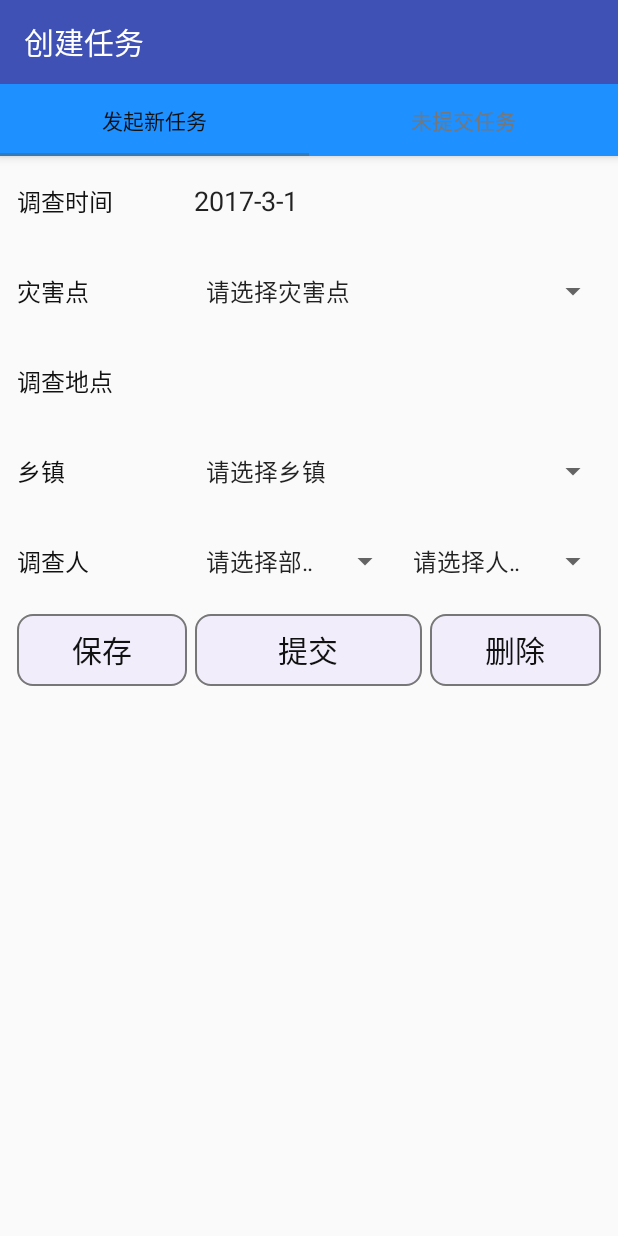
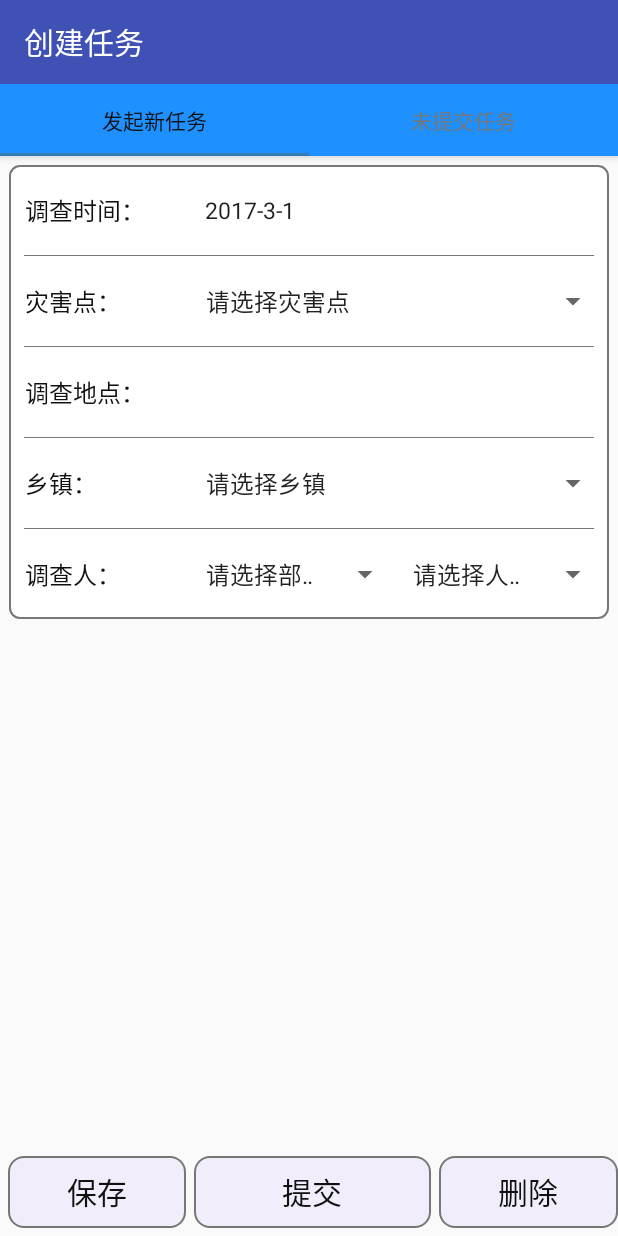
Before and after one commit to woodensheep/Disastersystem, an Android app: the CreateTaskActivity screen opened directly, with no data from a screen before it, on a phone screen of 412 x 824 dp. Run offline under Robolectric (Android 15) with nearby library versions, the phone set to English and light mode, and no system bars; our stand-ins replace ButterKnife; libraries missing offline, so code that uses them is left out: com.zhy.http.

Commit message:
20170301

```diff
--- a/app/src/main/AndroidManifest.xml
+++ b/app/src/main/AndroidManifest.xml
@@ -8,7 +8,7 @@
         android:label="@string/app_name"
         android:supportsRtl="true"
         android:theme="@style/AppTheme">
-        <activity android:name=".activity.LoginActivity"
+        <activity android:name=".activity.MainActivity"
             android:windowSoftInputMode="adjustPan"
             >
             <intent-filter>
@@ -17,7 +17,7 @@
                 <category android:name="android.intent.category.LAUNCHER" />
             </intent-filter>
         </activity>
-        <activity android:name=".activity.MainActivity"
+        <activity android:name=".activity.LoginActivity"
             android:windowSoftInputMode="adjustPan"/>
         <activity android:name=".activity.SettingsActivity"/>
         <activity
--- a/app/src/main/java/com/nandity/disastersystem/activity/CreateTaskActivity.java
+++ b/app/src/main/java/com/nandity/disastersystem/activity/CreateTaskActivity.java
@@ -5,6 +5,7 @@ import android.support.design.widget.TabLayout;
 import android.support.v4.view.ViewPager;
 import android.support.v7.app.AppCompatActivity;
 import android.support.v7.widget.Toolbar;
+import android.view.WindowManager;
 
 import com.nandity.disastersystem.R;
 import com.nandity.disastersystem.adapter.CreateTaskFragmentPagerAdapter;
@@ -26,6 +27,7 @@ public class CreateTaskActivity extends AppCompatActivity {
     @Override
     protected void onCreate(Bundle savedInstanceState) {
         super.onCreate(savedInstanceState);
+        getWindow().setSoftInputMode(WindowManager.LayoutParams.SOFT_INPUT_ADJUST_PAN);
         setContentView(R.layout.activity_create_task);
         ButterKnife.bind(this);
         createTaskToolbar.setTitle("创建任务");
--- a/app/src/main/java/com/nandity/disastersystem/adapter/CreateTaskFragmentPagerAdapter.java
+++ b/app/src/main/java/com/nandity/disastersystem/adapter/CreateTaskFragmentPagerAdapter.java
@@ -24,7 +24,7 @@ public class CreateTaskFragmentPagerAdapter extends FragmentPagerAdapter {
     @Override
     public Fragment getItem(int position) {
         if (position == 1) {
-            return new NewTaskFragment();
+            return new UnTaskFragment();
         }
         return new NewTaskFragment();
     }
--- /dev/null
+++ b/app/src/main/java/com/nandity/disastersystem/adapter/UnTaskAdapter.java
@@ -0,0 +1,65 @@
+package com.nandity.disastersystem.adapter;
+
+import android.content.Context;
+import android.support.v7.widget.RecyclerView;
+import android.view.LayoutInflater;
+import android.view.View;
+import android.view.ViewGroup;
+import android.widget.TextView;
+
+import com.nandity.disastersystem.R;
+import com.nandity.disastersystem.bean.TaskBean;
+import com.zhy.http.okhttp.utils.L;
+
+import java.util.List;
+
+import static com.nandity.disastersystem.R.id.tv_address;
+
+/**
+ * Created by lemon on 2017/3/1.
+ */
+
+public class UnTaskAdapter extends RecyclerView.Adapter<UnTaskAdapter.MyViewHolder>{
+
+    private List<TaskBean> mDatas;
+    private Context context;
+    private LayoutInflater inflater;
+
+    public UnTaskAdapter(Context context,List<TaskBean> mDatas) {
+        this.context = context;
+        this.mDatas = mDatas;
+        inflater=LayoutInflater.from(context);
+    }
+
+
+    @Override
+    public MyViewHolder onCreateViewHolder(ViewGroup parent, int viewType) {
+        View view=inflater.inflate(R.layout.item_task,parent,false);
+        MyViewHolder holder=new MyViewHolder(view);
+        return holder;
+    }
+
+    @Override
+    public void onBindViewHolder(MyViewHolder holder, int position) {
+
+        holder.tvTask.setText("本地未上传任务");
+        holder.tvAddress.setText("地址： "+mDatas.get(position).getAddress());
+    }
+
+    @Override
+    public int getItemCount() {
+        return mDatas.size();
+    }
+
+    class MyViewHolder extends RecyclerView.ViewHolder{
+
+        TextView tvAddress;
+        TextView tvTask;
+
+        public MyViewHolder(View itemView) {
+            super(itemView);
+            tvTask= (TextView) itemView.findViewById(R.id.tv_task);
+            tvAddress= (TextView) itemView.findViewById(R.id.tv_address);
+        }
+    }
+}
--- /dev/null
+++ b/app/src/main/java/com/nandity/disastersystem/bean/TaskBean.java
@@ -0,0 +1,32 @@
+package com.nandity.disastersystem.bean;
+
+/**
+ * Created by qingsong on 2017/2/23.
+ */
+
+public class TaskBean {
+    private String name;
+    private String address;
+
+    public TaskBean(String name, String address ) {
+        this.name = name;
+        this.address = address;
+
+    }
+
+    public String getAddress() {
+        return address;
+    }
+
+    public void setAddress(String address) {
+        this.address = address;
+    }
+
+    public String getName() {
+        return name;
+    }
+
+    public void setName(String name) {
+        this.name = name;
+    }
+}
--- a/app/src/main/java/com/nandity/disastersystem/fragment/NewTaskFragment.java
+++ b/app/src/main/java/com/nandity/disastersystem/fragment/NewTaskFragment.java
@@ -27,6 +27,8 @@ import java.util.List;
 
 /**
  * Created by lemon on 2017/2/22.
+ *
+ * 创建新任务
  */
 
 public class NewTaskFragment extends Fragment {
--- a/app/src/main/java/com/nandity/disastersystem/fragment/UnTaskFragment.java
+++ b/app/src/main/java/com/nandity/disastersystem/fragment/UnTaskFragment.java
@@ -13,21 +13,24 @@ import android.view.ViewGroup;
 
 import com.nandity.disastersystem.R;
 import com.nandity.disastersystem.adapter.DirectoryAdapter;
+import com.nandity.disastersystem.adapter.UnTaskAdapter;
 import com.nandity.disastersystem.bean.DirectoryBean;
+import com.nandity.disastersystem.bean.TaskBean;
 
 import java.util.ArrayList;
 import java.util.List;
 
 /**
  * Created by lemon on 2017/2/22.
+ * 未提交任务
+ *
  */
 
 public class UnTaskFragment extends Fragment {
     private RecyclerView mRecyclerView;
-    private SearchView mSearchView;
     private LinearLayoutManager mLayoutManager;
-    private DirectoryAdapter mAdapter;
-    private List<DirectoryBean> mListData;
+    private UnTaskAdapter mAdapter;
+    private List<TaskBean> mListData;
 
     @Nullable
     @Override
@@ -36,13 +39,13 @@ public class UnTaskFragment extends Fragment {
                              @Nullable Bundle savedInstanceState) {
         View view = inflater.inflate(R.layout.fragment_untask, container, false);
         initData();
-        mRecyclerView = (RecyclerView) view.findViewById(R.id.directory);
+        mRecyclerView = (RecyclerView) view.findViewById(R.id.rc_untask);
         mLayoutManager = new LinearLayoutManager(getContext());
         mRecyclerView.setLayoutManager(mLayoutManager);
         //固定高度
         mRecyclerView.setHasFixedSize(true);
         //绑定adapter
-        mAdapter = new DirectoryAdapter(getActivity(), mListData);
+        mAdapter = new UnTaskAdapter(getActivity(), mListData);
         mRecyclerView.setAdapter(mAdapter);
         return view;
 
@@ -50,10 +53,10 @@ public class UnTaskFragment extends Fragment {
     }
 
     private void initData() {
-        mListData = new ArrayList();
-        mListData.add(new DirectoryBean("张三", "18883673743"));
-        mListData.add(new DirectoryBean("李四", "18883673744"));
-        mListData.add(new DirectoryBean("王五", "18883673745"));
-        mListData.add(new DirectoryBean("朱六", "18883673746"));
+        mListData =new ArrayList<TaskBean>();
+        mListData.add(new TaskBean("1","家里"));
+        mListData.add(new TaskBean("1","家里"));
+        mListData.add(new TaskBean("1","家里"));
+
     }
 }
--- a/app/src/main/res/layout/fragment_newtask.xml
+++ b/app/src/main/res/layout/fragment_newtask.xml
@@ -6,16 +6,18 @@
 
     <ScrollView
         android:layout_width="match_parent"
-        android:layout_height="match_parent">
+        android:layout_height="0dp"
+        android:layout_weight="1">
 
 
         <LinearLayout
+            android:layout_width="match_parent"
+            android:layout_height="match_parent"
             android:layout_marginLeft="6dp"
             android:layout_marginRight="6dp"
-            android:layout_width="match_parent"
-            android:layout_height="match_parent"
-            android:orientation="vertical"
-            >
+            android:layout_marginTop="6dp"
+            android:background="@drawable/shape_btn_search"
+            android:orientation="vertical">
 
             <LinearLayout
                 android:layout_width="match_parent"
@@ -28,7 +30,8 @@
                     android:layout_height="match_parent"
                     android:layout_weight="3"
                     android:gravity="center|left"
-                    android:text="调查时间"
+                    android:paddingLeft="5dp"
+                    android:text="调查时间："
                     android:textColor="@color/c1olorblack"
                     android:textSize="16sp" />
 
@@ -38,11 +41,19 @@
                     android:layout_height="match_parent"
                     android:layout_weight="7"
                     android:background="@null"
+                    android:textSize="15sp"
+                    android:paddingLeft="7dp"
                     android:text="2017-3-1" />
 
 
             </LinearLayout>
 
+            <TextView
+                android:layout_width="match_parent"
+                android:layout_height="0.1dp"
+                android:layout_marginLeft="10dp"
+                android:layout_marginRight="10dp"
+                android:background="@color/c1olorgray" />
 
             <LinearLayout
                 android:layout_width="match_parent"
@@ -55,7 +66,8 @@
                     android:layout_height="match_parent"
                     android:layout_weight="3"
                     android:gravity="center|left"
-                    android:text="灾害点"
+                    android:paddingLeft="5dp"
+                    android:text="灾害点："
                     android:textColor="@color/c1olorblack"
                     android:textSize="16sp" />
 
@@ -63,9 +75,17 @@
                     android:id="@+id/sp_disaster"
                     android:layout_width="0dp"
                     android:layout_height="match_parent"
-                    android:layout_weight="7" />
+                    android:layout_weight="7"
+                    android:textSize="15sp" />
 
             </LinearLayout>
+
+            <TextView
+                android:layout_width="match_parent"
+                android:layout_height="0.1dp"
+                android:layout_marginLeft="10dp"
+                android:layout_marginRight="10dp"
+                android:background="@color/c1olorgray" />
 
             <LinearLayout
                 android:layout_width="match_parent"
@@ -78,19 +98,29 @@
                     android:layout_height="match_parent"
                     android:layout_weight="3"
                     android:gravity="center|left"
-                    android:text="调查地点"
+                    android:paddingLeft="5dp"
+                    android:text="调查地点："
                     android:textColor="@color/c1olorblack"
                     android:textSize="16sp" />
 
                 <EditText
                     android:id="@+id/et_newtask_disaster"
                     android:layout_width="0dp"
-                    android:background="@null"
                     android:layout_height="match_parent"
                     android:layout_weight="7"
-                    android:text="" />
+                    android:background="@null"
+                    android:paddingLeft="7dp"
+                    android:text=""
+                    android:textSize="15sp" />
 
             </LinearLayout>
+
+            <TextView
+                android:layout_width="match_parent"
+                android:layout_height="0.1dp"
+                android:layout_marginLeft="10dp"
+                android:layout_marginRight="10dp"
+                android:background="@color/c1olorgray" />
 
             <LinearLayout
                 android:layout_width="match_parent"
@@ -103,7 +133,8 @@
                     android:layout_height="match_parent"
                     android:layout_weight="3"
                     android:gravity="center|left"
-                    android:text="乡镇"
+                    android:paddingLeft="5dp"
+                    android:text="乡镇："
                     android:textColor="@color/c1olorblack"
                     android:textSize="16sp" />
 
@@ -111,9 +142,17 @@
                     android:id="@+id/sp_township"
                     android:layout_width="0dp"
                     android:layout_height="match_parent"
-                    android:layout_weight="7" />
+                    android:layout_weight="7"
+                    android:textSize="15sp" />
 
             </LinearLayout>
+
+            <TextView
+                android:layout_width="match_parent"
+                android:layout_height="0.1dp"
+                android:layout_marginLeft="10dp"
+                android:layout_marginRight="10dp"
+                android:background="@color/c1olorgray" />
 
             <LinearLayout
                 android:layout_width="match_parent"
@@ -126,7 +165,8 @@
                     android:layout_height="match_parent"
                     android:layout_weight="3"
                     android:gravity="center|left"
-                    android:text="调查人"
+                    android:paddingLeft="5dp"
+                    android:text="调查人："
                     android:textColor="@color/c1olorblack"
                     android:textSize="16sp" />
 
@@ -134,21 +174,26 @@
                     android:id="@+id/sp_department"
                     android:layout_width="0dp"
                     android:layout_height="match_parent"
-                    android:layout_weight="3.5" />
+                    android:layout_weight="3.5"
+                    android:textSize="15sp" />
 
                 <Spinner
                     android:id="@+id/sp_workers"
                     android:layout_width="0dp"
                     android:layout_height="match_parent"
-                    android:layout_weight="3.5" />
+                    android:layout_weight="3.5"
+                    android:textSize="15sp" />
 
             </LinearLayout>
 
+
+        </LinearLayout>
+    </ScrollView>
+
     <LinearLayout
-                android:layout_marginTop="30dp"
         android:layout_width="match_parent"
         android:layout_height="48dp"
-                android:layout_margin="5dp"
+        android:layout_marginBottom="5dp"
         android:layout_marginLeft="5dp"
         android:orientation="horizontal">
 
@@ -187,7 +232,3 @@
     </LinearLayout>
 
 </LinearLayout>
-    </ScrollView>
-
-
-</LinearLayout>
--- a/app/src/main/res/values/styles.xml
+++ b/app/src/main/res/values/styles.xml
@@ -5,7 +5,7 @@
         <!-- Customize your theme here. -->
         <item name="colorPrimary">@color/colorPrimary</item>
         <item name="colorPrimaryDark">@color/colorPrimaryDark</item>
-        <item name="colorAccent">@color/colorAccent</item>
+        <item name="colorAccent">@color/c1olorgray</item>
         <item name="windowActionBar">false</item>
         //很重要
         <item name="windowNoTitle">true</item>
```
Also changed, not shown: app/src/main/res/layout/fragment_untask.xml (+8 -0 lines), app/src/main/res/layout/item_task.xml (added, +60 -0 lines), app/src/main/res/mipmap-hdpi/task_in.png (added). Lines whose indentation alone changed are shown as unchanged.
